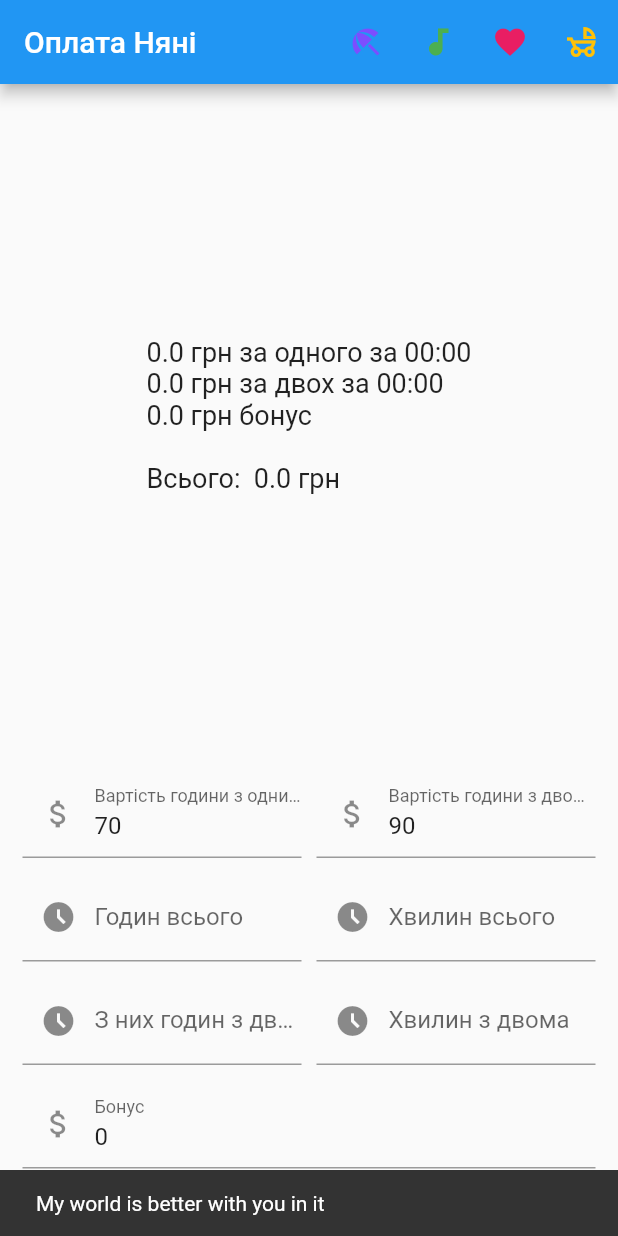
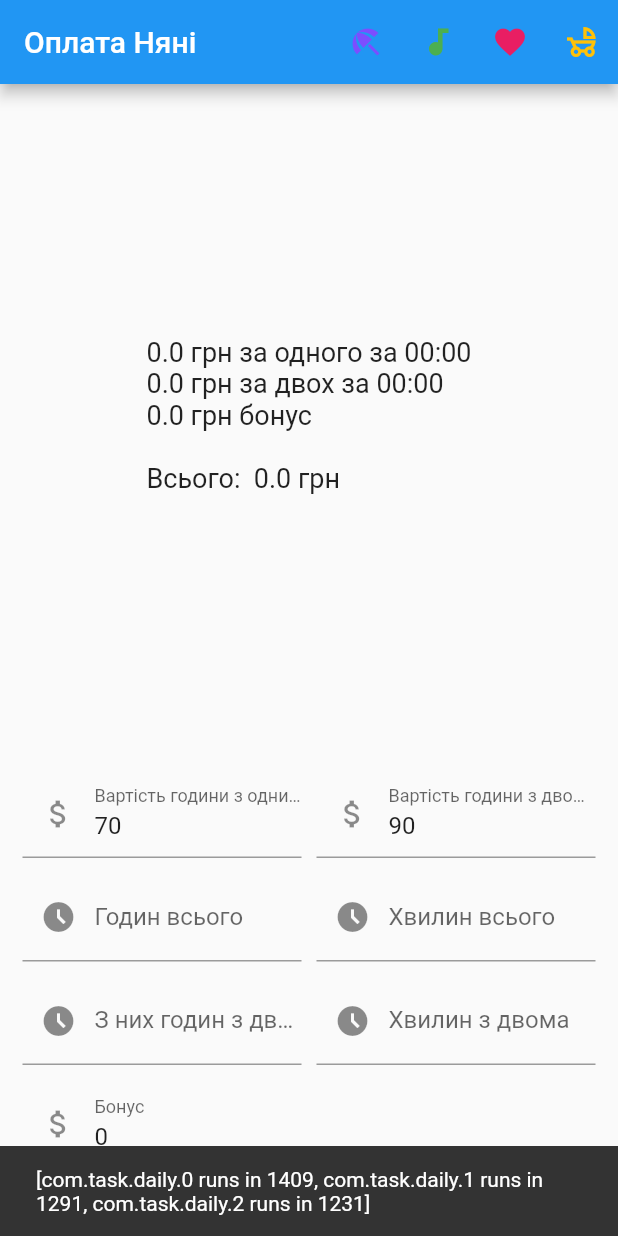
Before and after one commit to victorpaul/babysittercalculator, a Flutter app: the screen it shows after launch, after a tap on the "beach access" icon, on a phone screen of 412 x 824 dp. Run offline on Flutter 3.47's test engine with Material 2 defaults, Android fonts, the phone set to English and light mode, and no system bars; our stand-ins replace awesome_notifications, flutter_local_notifications, shared_preferences, synchronized; missing offline and left inert: workmanager.

Commit message:
more fixes

```diff
--- a/lib/extensions/int_extensions.dart
+++ b/lib/extensions/int_extensions.dart
@@ -4,4 +4,9 @@ extension IntExtension on int {
     final minutes = (this % 60).toString().padLeft(2, "0");
     return "$hours:$minutes";
   }
+
+  Duration minutesToDuration() {
+
+    return Duration(minutes: this);
+  }
 }
--- a/lib/pages/home_page.dart
+++ b/lib/pages/home_page.dart
@@ -104,14 +104,14 @@ class _MyHomePageState extends State<MyHomePage> {
     final randomPhrase = positivePhrases[randIndex];
 
     BackgroundService.instance().then((inst) async {
-      await inst.runDailyTask(DateTime(0,0,0,19,20), "com.task.daily.0", {"type": "notification", "title": "19:20", "message": randomPhrase});
-      await inst.runDailyTask(DateTime(0,0,0,20,30), "com.task.daily.1", {"type": "notification", "title": "20:30", "message": randomPhrase});
-      await inst.runDailyTask(DateTime(0,0,0,19,30), "com.task.daily.2", {"type": "notification", "title": "19:30", "message": randomPhrase});
-      await inst.runDailyTask(DateTime(0,0,0,20,01), "com.task.daily.3", {"type": "notification", "title": "20:01", "message": randomPhrase});
-      await inst.runDailyTask(DateTime(0,0,0,21,01), "com.task.daily.4", {"type": "notification", "title": "21:01", "message": randomPhrase});
+      final r = [
+        await inst.runDailyTask(DateTime(0, 0, 0, 9, 59), "com.task.daily.0", {"type": "notification", "title": "n1", "message": randomPhrase}),
+        await inst.runDailyTask(DateTime(0, 0, 0, 8, 1), "com.task.daily.1", {"type": "notification", "title": "n2", "message": randomPhrase}),
+        await inst.runDailyTask(DateTime(0, 0, 0, 7, 1), "com.task.daily.2", {"type": "notification", "title": "n3", "message": randomPhrase}),
+      ];
 
-      NotificationService.showSnackBar(randomPhrase);
-      NotificationService.instance().then((value) => value.notification(-1, "local", randomPhrase));
+      NotificationService.showSnackBar(r.toString());
+      NotificationService.instance().then((value) => value.notification(-1, "local", "$randomPhrase, $r"));
     });
   }
 
--- a/lib/services/background_service.dart
+++ b/lib/services/background_service.dart
@@ -1,10 +1,9 @@
+import 'package:babysittercalculator/extensions/int_extensions.dart';
 import 'package:babysittercalculator/main.dart';
-import 'package:babysittercalculator/services/notification_service.dart';
 import 'package:babysittercalculator/utils/calculations.dart';
 import 'package:workmanager/workmanager.dart';
 
 class BackgroundService {
-
   // todo, pass Workmanager to make it testable
   static Future<BackgroundService> instance() {
     return Future.value(BackgroundService());
@@ -17,15 +16,11 @@ class BackgroundService {
     );
   }
 
-  Future<void> runDailyTask(DateTime start, String name, Map<String, dynamic> inputData) async {
-    final delayToStartInMinutes = calculateDelayToStartInMinutes(DateTime.now(),start);
+  Future<String> runDailyTask(DateTime start, String name, Map<String, dynamic> inputData) async {
+    final delayToStartInMinutes = calculateDelayToStartInMinutes(DateTime.now(), start);
 
     await Workmanager().cancelByUniqueName(name);
-    return Workmanager().registerPeriodicTask(
-        name,
-        name,
-        frequency: const Duration(days: 1),
-        initialDelay: Duration(minutes: delayToStartInMinutes),
-        inputData: inputData);
+    await Workmanager().registerPeriodicTask(name, name, frequency: const Duration(minutes: 30), initialDelay: delayToStartInMinutes.minutesToDuration(), inputData: inputData);
+    return Future.value("$name runs in ${delayToStartInMinutes.toString()}");
   }
 }
```
Also changed, not shown: 2 other files.
